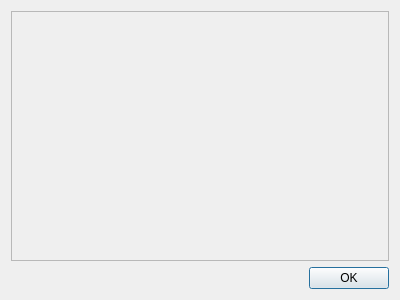
First picture: the form in aspects.ui, repository danib-prog/stockmarket-helper, before the edit.
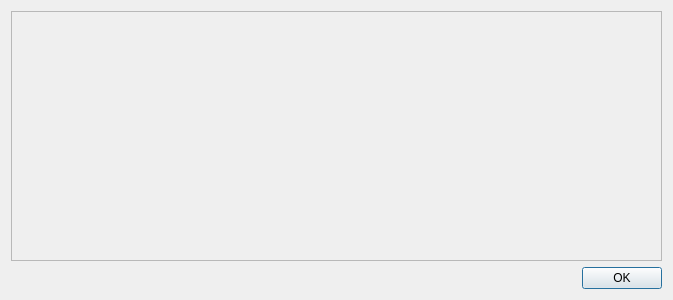
Second picture: the form after the edit.

The edit to the form file:
```diff
--- a/aspects.ui
+++ b/aspects.ui
@@ -6,7 +6,7 @@
    <rect>
     <x>0</x>
     <y>0</y>
-    <width>400</width>
+    <width>673</width>
     <height>300</height>
    </rect>
   </property>
@@ -27,7 +27,7 @@
        <rect>
         <x>0</x>
         <y>0</y>
-        <width>380</width>
+        <width>653</width>
         <height>251</height>
        </rect>
       </property>
```
